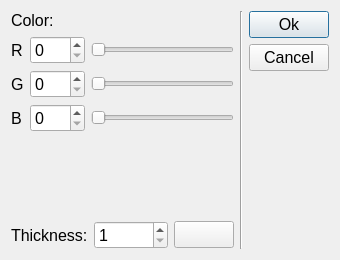
Old version of the form drawingdialog.ui in the repository Valdem4re/SimplePaint.
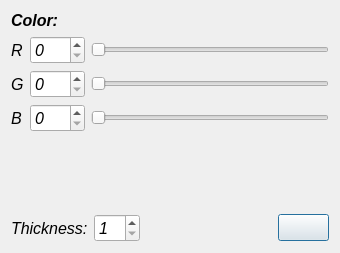
New version of the form. Icons and pictures are not drawn.

```diff
--- a/drawingdialog.ui
+++ b/drawingdialog.ui
@@ -7,7 +7,7 @@
     <x>0</x>
     <y>0</y>
     <width>340</width>
-    <height>260</height>
+    <height>253</height>
    </rect>
   </property>
   <property name="sizePolicy">
@@ -30,73 +30,34 @@
   <property name="windowTitle">
    <string>Settings</string>
   </property>
-  <layout class="QGridLayout" name="gridLayout_3">
+  <layout class="QGridLayout" name="gridLayout_2">
    <item row="0" column="0">
     <widget class="QLabel" name="label">
+     <property name="font">
+      <font>
+       <pointsize>12</pointsize>
+       <italic>true</italic>
+       <bold>true</bold>
+      </font>
+     </property>
      <property name="text">
       <string>Color:</string>
      </property>
     </widget>
    </item>
-   <item row="0" column="1" rowspan="2">
-    <widget class="Line" name="line">
-     <property name="orientation">
-      <enum>Qt::Vertical</enum>
-     </property>
-    </widget>
-   </item>
-   <item row="0" column="2" rowspan="2">
-    <layout class="QVBoxLayout" name="verticalLayout">
-     <item>
-      <widget class="QPushButton" name="pushBtnSet">
-       <property name="maximumSize">
-        <size>
-         <width>80</width>
-         <height>16777215</height>
-        </size>
-       </property>
-       <property name="text">
-        <string>Ok</string>
-       </property>
-      </widget>
-     </item>
-     <item>
-      <widget class="QPushButton" name="phBtnCancel">
-       <property name="maximumSize">
-        <size>
-         <width>80</width>
-         <height>16777215</height>
-        </size>
-       </property>
-       <property name="text">
-        <string>Cancel</string>
-       </property>
-      </widget>
-     </item>
-     <item>
-      <spacer name="verticalSpacer">
-       <property name="orientation">
-        <enum>Qt::Vertical</enum>
-       </property>
-       <property name="sizeHint" stdset="0">
-        <size>
-         <width>20</width>
-         <height>40</height>
-        </size>
-       </property>
-      </spacer>
-     </item>
-    </layout>
-   </item>
    <item row="1" column="0">
-    <layout class="QGridLayout" name="gridLayout_2">
-     <item row="0" column="0">
       <layout class="QGridLayout" name="gridLayout">
        <property name="sizeConstraint">
         <enum>QLayout::SetFixedSize</enum>
        </property>
        <item row="0" column="0">
         <widget class="QLabel" name="label_3">
+       <property name="font">
+        <font>
+         <pointsize>12</pointsize>
+         <italic>true</italic>
+        </font>
+       </property>
          <property name="text">
           <string>R</string>
          </property>
@@ -104,6 +65,12 @@
        </item>
        <item row="0" column="1">
         <widget class="QSpinBox" name="spinBoxR">
+       <property name="font">
+        <font>
+         <pointsize>12</pointsize>
+         <italic>true</italic>
+        </font>
+       </property>
          <property name="maximum">
           <number>255</number>
          </property>
@@ -121,6 +88,12 @@
        </item>
        <item row="1" column="0">
         <widget class="QLabel" name="label_4">
+       <property name="font">
+        <font>
+         <pointsize>12</pointsize>
+         <italic>true</italic>
+        </font>
+       </property>
          <property name="text">
           <string>G</string>
          </property>
@@ -128,6 +101,12 @@
        </item>
        <item row="1" column="1">
         <widget class="QSpinBox" name="spinBoxG">
+       <property name="font">
+        <font>
+         <pointsize>12</pointsize>
+         <italic>true</italic>
+        </font>
+       </property>
          <property name="maximum">
           <number>255</number>
          </property>
@@ -148,6 +127,13 @@
        </item>
        <item row="2" column="0">
         <widget class="QLabel" name="label_5">
+       <property name="font">
+        <font>
+         <pointsize>12</pointsize>
+         <italic>true</italic>
+         <underline>false</underline>
+        </font>
+       </property>
          <property name="text">
           <string>B</string>
          </property>
@@ -155,6 +141,12 @@
        </item>
        <item row="2" column="1">
         <widget class="QSpinBox" name="spinBoxB">
+       <property name="font">
+        <font>
+         <pointsize>12</pointsize>
+         <italic>true</italic>
+        </font>
+       </property>
          <property name="maximum">
           <number>255</number>
          </property>
@@ -172,7 +164,7 @@
        </item>
       </layout>
      </item>
-     <item row="1" column="0">
+   <item row="2" column="0">
       <spacer name="verticalSpacer_2">
        <property name="orientation">
         <enum>Qt::Vertical</enum>
@@ -180,15 +172,21 @@
        <property name="sizeHint" stdset="0">
         <size>
          <width>20</width>
-         <height>18</height>
+       <height>17</height>
         </size>
        </property>
       </spacer>
      </item>
-     <item row="2" column="0">
+   <item row="3" column="0">
       <layout class="QHBoxLayout" name="horizontalLayout">
        <item>
         <widget class="QLabel" name="label_2">
+       <property name="font">
+        <font>
+         <pointsize>12</pointsize>
+         <italic>true</italic>
+        </font>
+       </property>
          <property name="text">
           <string>Thickness:</string>
          </property>
@@ -196,6 +194,12 @@
        </item>
        <item>
         <widget class="QSpinBox" name="spinBoxSize">
+       <property name="font">
+        <font>
+         <pointsize>12</pointsize>
+         <italic>true</italic>
+        </font>
+       </property>
          <property name="minimum">
           <number>1</number>
          </property>
@@ -207,6 +211,19 @@
          </property>
         </widget>
        </item>
+     <item>
+      <spacer name="horizontalSpacer">
+       <property name="orientation">
+        <enum>Qt::Horizontal</enum>
+       </property>
+       <property name="sizeHint" stdset="0">
+        <size>
+         <width>40</width>
+         <height>20</height>
+        </size>
+       </property>
+      </spacer>
+     </item>
        <item>
         <widget class="QPushButton" name="pushBtnEraser">
          <property name="sizePolicy">
@@ -242,8 +259,6 @@
       </layout>
      </item>
     </layout>
-   </item>
-  </layout>
  </widget>
  <layoutdefault spacing="6" margin="11"/>
  <tabstops>
```
Left out of the diff: 21 changed lines with no effect on the pictures. Lines whose indentation alone changed are shown as unchanged.
